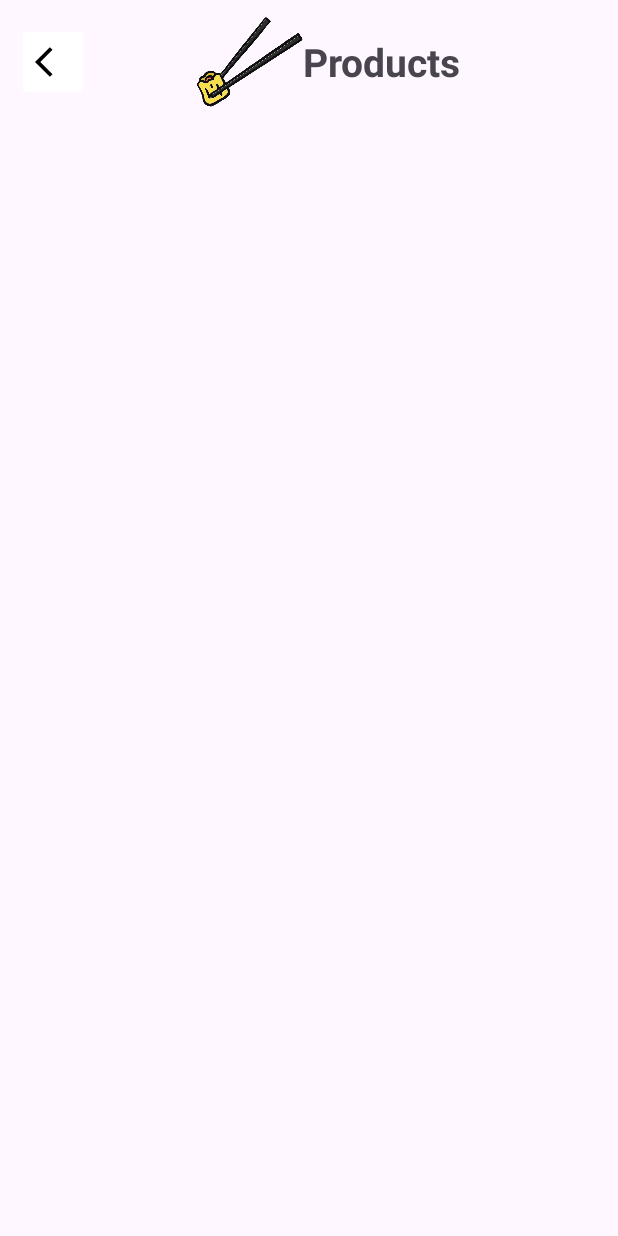
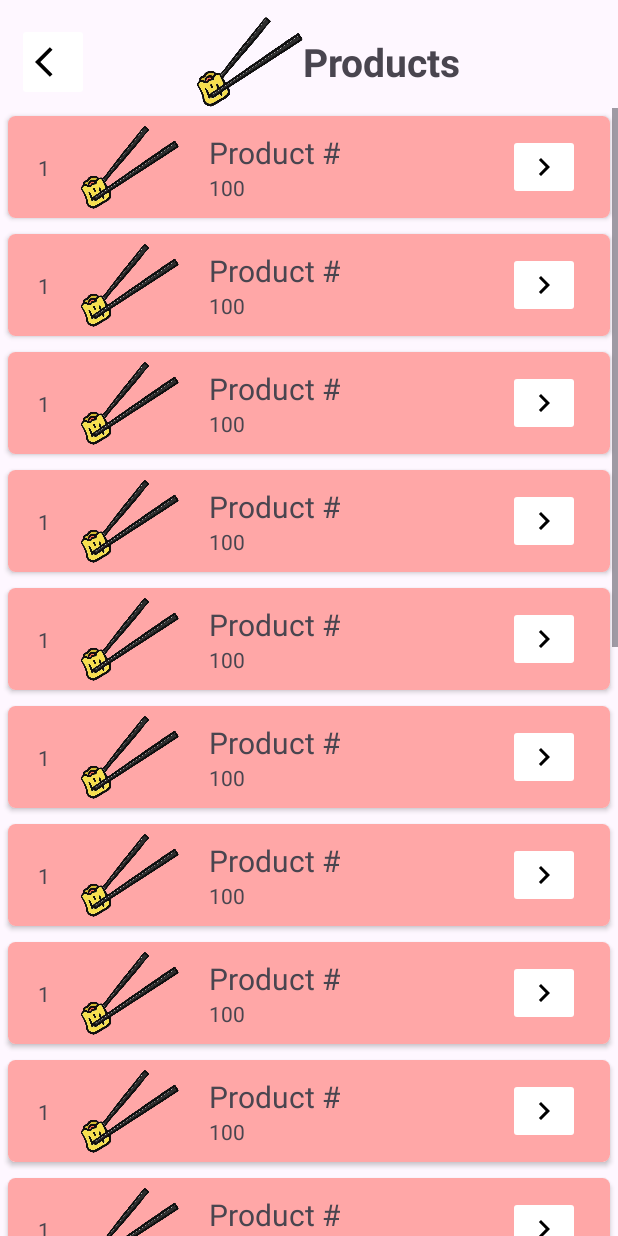
Before and after one commit to salles4/SiomaiAndroid, an Android app: the Products screen opened directly, with no data from a screen before it, on a phone screen of 412 x 824 dp. Run offline under Robolectric (Android 15) with nearby library versions, the phone set to English and light mode, and no system bars.

Commit message:
recyclerView at products with temp placeholders

```diff
--- a/app/src/main/java/com/salles/firstjavaapp/LoggedInActivity.java
+++ b/app/src/main/java/com/salles/firstjavaapp/LoggedInActivity.java
@@ -1,9 +1,6 @@
 package com.salles.firstjavaapp;
 
-import android.app.AlertDialog;
-import android.app.Dialog;
-import android.content.Context;
-import android.content.DialogInterface;
+import android.annotation.SuppressLint;
 import android.content.Intent;
 import android.content.pm.ActivityInfo;
 import android.os.Bundle;
@@ -16,6 +13,7 @@ import androidx.appcompat.app.AppCompatDialogFragment;
 
 public class LoggedInActivity extends AppCompatActivity {
 
+    @SuppressLint("SourceLockedOrientationActivity")
     @Override
     protected void onCreate(Bundle savedInstanceState) {
         super.onCreate(savedInstanceState);
--- a/app/src/main/java/com/salles/firstjavaapp/Products.java
+++ b/app/src/main/java/com/salles/firstjavaapp/Products.java
@@ -1,22 +1,41 @@
 package com.salles.firstjavaapp;
 
 import androidx.appcompat.app.AppCompatActivity;
+import androidx.recyclerview.widget.LinearLayoutManager;
+import androidx.recyclerview.widget.RecyclerView;
 
 import android.content.Intent;
 import android.os.Bundle;
 import android.view.View;
 
+import java.util.ArrayList;
+
 public class Products extends AppCompatActivity {
-
+    ArrayList<productsModel> productModel = new ArrayList<>();
     @Override
     protected void onCreate(Bundle savedInstanceState) {
         super.onCreate(savedInstanceState);
         setContentView(R.layout.activity_products);
+
+        RecyclerView recyclerView = findViewById(R.id.recyclerViewDisplay);
+        setUpProductModel();
+        products_recycleAdapter adapter = new products_recycleAdapter(this, productModel);
+        recyclerView.setAdapter(adapter);
+        recyclerView.setLayoutManager(new LinearLayoutManager(this));
+
     }
     public void backOnClick(View view){
+        super.onBackPressed();
+        /*
         Intent intent = new Intent(this, LoggedInActivity.class);
         intent.addFlags(Intent.FLAG_ACTIVITY_NO_HISTORY);
         finish();
-        startActivity(intent);
+        startActivity(intent);*/
+    }
+    private void setUpProductModel(){
+        for (int i = 0; i < 20; i++){
+            int count = i;
+            productModel.add(new productsModel("Product #",1,100));
+        }
     }
 }
--- /dev/null
+++ b/app/src/main/java/com/salles/firstjavaapp/SalesActivity.java
@@ -0,0 +1,14 @@
+package com.salles.firstjavaapp;
+
+import androidx.appcompat.app.AppCompatActivity;
+
+import android.os.Bundle;
+
+public class SalesActivity extends AppCompatActivity {
+
+    @Override
+    protected void onCreate(Bundle savedInstanceState) {
+        super.onCreate(savedInstanceState);
+        setContentView(R.layout.activity_sales);
+    }
+}
--- /dev/null
+++ b/app/src/main/java/com/salles/firstjavaapp/productsModel.java
@@ -0,0 +1,24 @@
+package com.salles.firstjavaapp;
+
+public class productsModel {
+    String name;
+    int count, stock;
+
+    public productsModel(String name, int count, int stock) {
+        this.name = name;
+        this.count = count;
+        this.stock = stock;
+    }
+
+    public String getName() {
+        return name;
+    }
+
+    public String getCount() {
+        return String.valueOf(count);
+    }
+
+    public String getStock() {
+        return String.valueOf(stock);
+    }
+}
--- /dev/null
+++ b/app/src/main/java/com/salles/firstjavaapp/products_recycleAdapter.java
@@ -0,0 +1,49 @@
+package com.salles.firstjavaapp;
+
+import android.content.Context;
+import android.view.LayoutInflater;
+import android.view.View;
+import android.view.ViewGroup;
+import android.widget.TextView;
+
+import androidx.annotation.NonNull;
+import androidx.recyclerview.widget.RecyclerView;
+
+import java.util.ArrayList;
+
+public class products_recycleAdapter extends RecyclerView.Adapter<products_recycleAdapter.MyViewHolder> {
+    Context context;
+    ArrayList<productsModel> model;
+    public products_recycleAdapter(Context context, ArrayList<productsModel> model){
+        this.context = context;
+        this.model = model;
+    }
+    @NonNull
+    @Override
+    public products_recycleAdapter.MyViewHolder onCreateViewHolder(@NonNull ViewGroup parent, int viewType) {
+        LayoutInflater inflater = LayoutInflater.from(context);
+        View view = inflater.inflate(R.layout.recycler_row, parent, false);
+        return new products_recycleAdapter.MyViewHolder(view);
+    }
+
+    @Override
+    public void onBindViewHolder(@NonNull products_recycleAdapter.MyViewHolder holder, int position) {
+        holder.productName.setText(model.get(position).getName());
+        holder.counter.setText(model.get(position).getCount());
+        holder.stock.setText(model.get(position).getStock());
+    }
+
+    @Override
+    public int getItemCount() {
+        return model.size();
+    }
+    public static class MyViewHolder extends RecyclerView.ViewHolder{
+        TextView productName, counter, stock;
+        public MyViewHolder(@NonNull View itemView) {
+            super(itemView);
+            productName = itemView.findViewById(R.id.productNameView);
+            counter = itemView.findViewById(R.id.counterView);
+            stock = itemView.findViewById(R.id.stockDisplayView);
+        }
+    }
+}
--- /dev/null
+++ b/app/src/main/res/drawable/arrow_right_24.xml
@@ -0,0 +1,5 @@
+<vector android:autoMirrored="true" android:height="24dp"
+    android:tint="#000000" android:viewportHeight="24"
+    android:viewportWidth="24" android:width="24dp" xmlns:android="http://schemas.android.com/apk/res/android">
+    <path android:fillColor="@android:color/white" android:pathData="M8.59,16.59L13.17,12 8.59,7.41 10,6l6,6 -6,6 -1.41,-1.41z"/>
+</vector>
--- a/app/src/main/res/layout/activity_products.xml
+++ b/app/src/main/res/layout/activity_products.xml
@@ -8,6 +8,27 @@
     tools:context=".Products">
 
     <androidx.constraintlayout.widget.ConstraintLayout
+        android:layout_width="match_parent"
+        android:layout_height="0dp"
+        app:layout_constraintBottom_toBottomOf="parent"
+        app:layout_constraintEnd_toEndOf="parent"
+        app:layout_constraintStart_toStartOf="parent"
+        app:layout_constraintTop_toBottomOf="@+id/constraintLayout3">
+
+        <androidx.recyclerview.widget.RecyclerView
+            android:id="@+id/recyclerViewDisplay"
+            android:layout_width="match_parent"
+            android:layout_height="wrap_content"
+            android:scrollbars="vertical"
+            app:layout_constraintBottom_toBottomOf="parent"
+            app:layout_constraintEnd_toEndOf="parent"
+            app:layout_constraintStart_toStartOf="parent"
+            app:layout_constraintTop_toTopOf="parent"
+            tools:itemCount="50" />
+    </androidx.constraintlayout.widget.ConstraintLayout>
+
+    <androidx.constraintlayout.widget.ConstraintLayout
+        android:id="@+id/constraintLayout3"
         android:layout_width="409dp"
         android:layout_height="wrap_content"
         android:layout_marginTop="10dp"
@@ -51,10 +72,4 @@
             app:layout_constraintTop_toTopOf="parent" />
     </androidx.constraintlayout.widget.ConstraintLayout>
 
-    <androidx.recyclerview.widget.RecyclerView
-        android:layout_width="409dp"
-        android:layout_height="817dp"
-        app:layout_constraintBottom_toBottomOf="parent"
-        app:layout_constraintEnd_toEndOf="parent"
-        app:layout_constraintStart_toStartOf="parent" />
 </androidx.constraintlayout.widget.ConstraintLayout>
--- /dev/null
+++ b/app/src/main/res/layout/activity_sales.xml
@@ -0,0 +1,9 @@
+<?xml version="1.0" encoding="utf-8"?>
+<androidx.constraintlayout.widget.ConstraintLayout xmlns:android="http://schemas.android.com/apk/res/android"
+    xmlns:app="http://schemas.android.com/apk/res-auto"
+    xmlns:tools="http://schemas.android.com/tools"
+    android:layout_width="match_parent"
+    android:layout_height="match_parent"
+    tools:context=".SalesActivity">
+
+</androidx.constraintlayout.widget.ConstraintLayout>
--- /dev/null
+++ b/app/src/main/res/layout/recycler_row.xml
@@ -0,0 +1,85 @@
+<?xml version="1.0" encoding="utf-8"?>
+<androidx.constraintlayout.widget.ConstraintLayout xmlns:android="http://schemas.android.com/apk/res/android"
+    xmlns:app="http://schemas.android.com/apk/res-auto"
+    xmlns:tools="http://schemas.android.com/tools"
+    android:layout_width="match_parent"
+    android:layout_height="wrap_content">
+
+    <androidx.cardview.widget.CardView
+        android:layout_width="match_parent"
+        android:layout_height="wrap_content"
+        android:layout_marginStart="5dp"
+        android:layout_marginTop="5dp"
+        android:layout_marginEnd="5dp"
+        android:layout_marginBottom="5dp"
+        app:cardCornerRadius="5dp"
+        app:layout_constraintBottom_toBottomOf="parent"
+        app:layout_constraintEnd_toEndOf="parent"
+        app:layout_constraintStart_toStartOf="parent"
+        app:layout_constraintTop_toTopOf="parent">
+
+        <androidx.constraintlayout.widget.ConstraintLayout
+            android:layout_width="match_parent"
+            android:layout_height="wrap_content"
+            android:background="#FFA7A7">
+
+            <ImageView
+                android:id="@+id/productimgView"
+                android:layout_width="66dp"
+                android:layout_height="68dp"
+                android:layout_marginStart="20dp"
+                app:layout_constraintBottom_toBottomOf="parent"
+                app:layout_constraintStart_toEndOf="@+id/counterView"
+                app:layout_constraintTop_toTopOf="parent"
+                app:srcCompat="@drawable/stick_icon" />
+
+            <TextView
+                android:id="@+id/counterView"
+                android:layout_width="wrap_content"
+                android:layout_height="wrap_content"
+                android:layout_marginStart="20dp"
+                android:text="1."
+                app:layout_constraintBottom_toBottomOf="parent"
+                app:layout_constraintStart_toStartOf="parent"
+                app:layout_constraintTop_toTopOf="parent" />
+
+            <androidx.constraintlayout.widget.ConstraintLayout
+                android:layout_width="wrap_content"
+                android:layout_height="wrap_content"
+                android:layout_marginStart="20dp"
+                app:layout_constraintBottom_toBottomOf="parent"
+                app:layout_constraintStart_toEndOf="@+id/productimgView"
+                app:layout_constraintTop_toTopOf="parent">
+
+                <TextView
+                    android:id="@+id/productNameView"
+                    android:layout_width="wrap_content"
+                    android:layout_height="wrap_content"
+                    android:text="Product Name"
+                    android:textSize="20sp"
+                    app:layout_constraintEnd_toEndOf="parent"
+                    app:layout_constraintStart_toStartOf="parent"
+                    app:layout_constraintTop_toTopOf="parent" />
+
+                <TextView
+                    android:id="@+id/stockDisplayView"
+                    android:layout_width="wrap_content"
+                    android:layout_height="wrap_content"
+                    android:text="Stock: "
+                    app:layout_constraintStart_toStartOf="parent"
+                    app:layout_constraintTop_toBottomOf="@+id/productNameView" />
+            </androidx.constraintlayout.widget.ConstraintLayout>
+
+            <ImageButton
+                android:id="@+id/imageButton2"
+                android:layout_width="wrap_content"
+                android:layout_height="wrap_content"
+                android:layout_marginEnd="20dp"
+                android:backgroundTint="#FFFFFF"
+                app:layout_constraintBottom_toBottomOf="parent"
+                app:layout_constraintEnd_toEndOf="parent"
+                app:layout_constraintTop_toTopOf="parent"
+                app:srcCompat="@drawable/arrow_right_24" />
+        </androidx.constraintlayout.widget.ConstraintLayout>
+    </androidx.cardview.widget.CardView>
+</androidx.constraintlayout.widget.ConstraintLayout>
```
Also changed, not shown: app/src/main/AndroidManifest.xml (+6 -3 lines).
